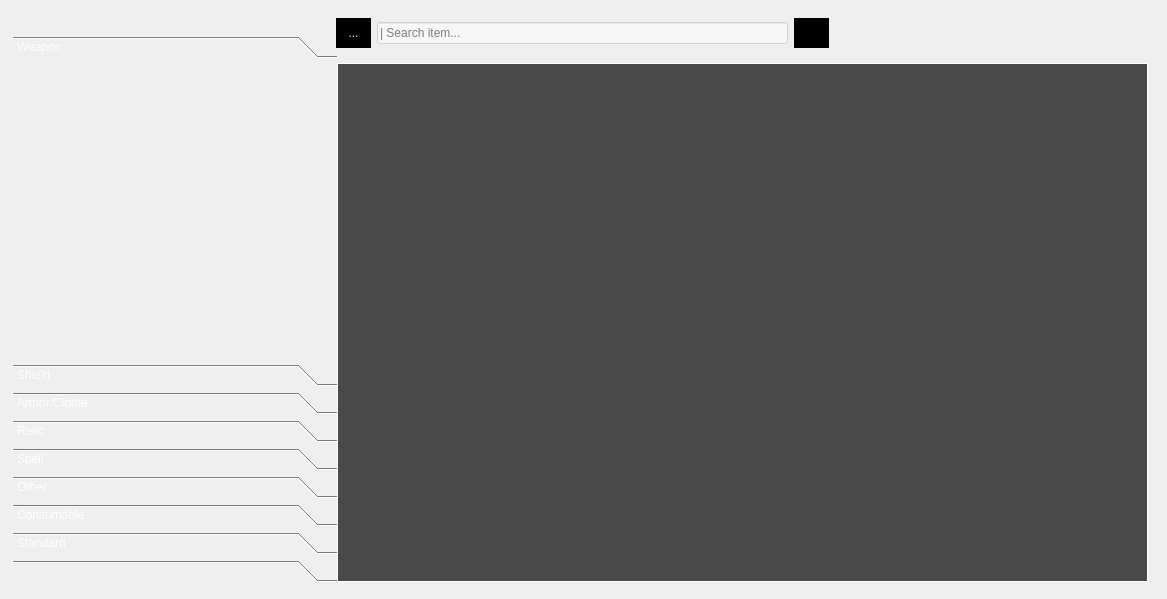
Qt form src/ui/qt/form/castlevania_inventory.ui (lucassaporetti/castlevania_inventory_system) before a commit.
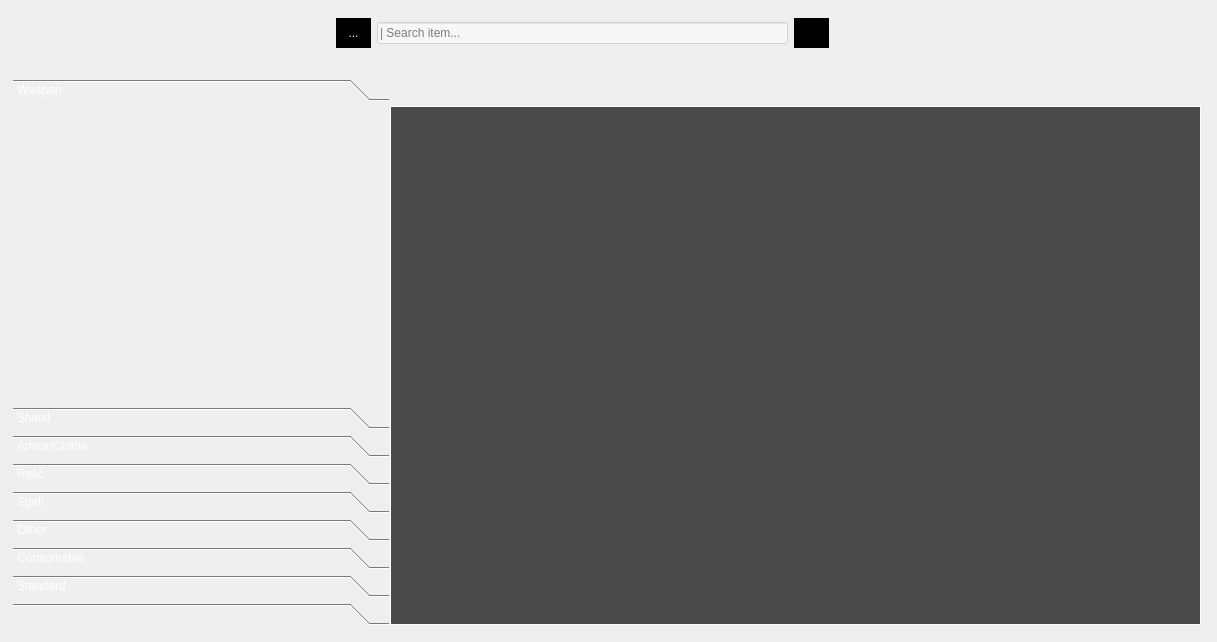
The same form after that commit. The open tabs and pages were chosen to show the change. Icons and pictures are not drawn.

Commit message: images right

```diff
--- a/src/ui/qt/form/castlevania_inventory.ui
+++ b/src/ui/qt/form/castlevania_inventory.ui
@@ -6,8 +6,8 @@
    <rect>
     <x>0</x>
     <y>0</y>
-    <width>1167</width>
-    <height>599</height>
+    <width>1217</width>
+    <height>642</height>
    </rect>
   </property>
   <property name="sizePolicy">
@@ -43,8 +43,8 @@
    </property>
    <property name="geometry">
     <rect>
-     <x>337</x>
-     <y>63</y>
+     <x>390</x>
+     <y>106</y>
      <width>811</width>
      <height>519</height>
     </rect>
@@ -84,10 +84,10 @@
     <widget class="QLabel" name="logoImage">
      <property name="geometry">
       <rect>
-       <x>251</x>
-       <y>157</y>
-       <width>307</width>
-       <height>164</height>
+       <x>207</x>
+       <y>125</y>
+       <width>391</width>
+       <height>211</height>
       </rect>
      </property>
      <property name="sizePolicy">
@@ -5150,10 +5150,10 @@
   <widget class="QLabel" name="characterImage">
    <property name="geometry">
     <rect>
-     <x>26</x>
-     <y>73</y>
-     <width>370</width>
-     <height>517</height>
+     <x>95</x>
+     <y>76</y>
+     <width>371</width>
+     <height>560</height>
     </rect>
    </property>
    <property name="minimumSize">
@@ -5182,8 +5182,8 @@
    <property name="geometry">
     <rect>
      <x>13</x>
-     <y>36</y>
-     <width>324</width>
+     <y>79</y>
+     <width>376</width>
      <height>546</height>
     </rect>
    </property>
@@ -5224,7 +5224,7 @@
      <rect>
       <x>0</x>
       <y>0</y>
-      <width>324</width>
+      <width>376</width>
       <height>240</height>
      </rect>
     </property>
@@ -5710,6 +5710,285 @@
     </attribute>
    </widget>
   </widget>
+  <widget class="QLabel" name="characterShieldImage">
+   <property name="geometry">
+    <rect>
+     <x>87</x>
+     <y>76</y>
+     <width>371</width>
+     <height>560</height>
+    </rect>
+   </property>
+   <property name="minimumSize">
+    <size>
+     <width>270</width>
+     <height>383</height>
+    </size>
+   </property>
+   <property name="maximumSize">
+    <size>
+     <width>50000</width>
+     <height>50000</height>
+    </size>
+   </property>
+   <property name="styleSheet">
+    <string notr="true">border-image: url(:/background/resources/images/backgrounds/alucard_shield_pose.png);</string>
+   </property>
+   <property name="text">
+    <string/>
+   </property>
+   <property name="textInteractionFlags">
+    <set>Qt::NoTextInteraction</set>
+   </property>
+  </widget>
+  <widget class="QLabel" name="characterArmorImage">
+   <property name="geometry">
+    <rect>
+     <x>94</x>
+     <y>76</y>
+     <width>371</width>
+     <height>560</height>
+    </rect>
+   </property>
+   <property name="minimumSize">
+    <size>
+     <width>270</width>
+     <height>383</height>
+    </size>
+   </property>
+   <property name="maximumSize">
+    <size>
+     <width>50000</width>
+     <height>50000</height>
+    </size>
+   </property>
+   <property name="styleSheet">
+    <string notr="true">border-image: url(:/background/resources/images/backgrounds/alucard_weapon_pose.png);</string>
+   </property>
+   <property name="text">
+    <string/>
+   </property>
+   <property name="textInteractionFlags">
+    <set>Qt::NoTextInteraction</set>
+   </property>
+  </widget>
+  <widget class="QLabel" name="characterRelicImage">
+   <property name="geometry">
+    <rect>
+     <x>84</x>
+     <y>76</y>
+     <width>371</width>
+     <height>560</height>
+    </rect>
+   </property>
+   <property name="minimumSize">
+    <size>
+     <width>270</width>
+     <height>383</height>
+    </size>
+   </property>
+   <property name="maximumSize">
+    <size>
+     <width>50000</width>
+     <height>50000</height>
+    </size>
+   </property>
+   <property name="styleSheet">
+    <string notr="true">border-image: url(:/background/resources/images/backgrounds/dracula_pose.png);</string>
+   </property>
+   <property name="text">
+    <string/>
+   </property>
+   <property name="textInteractionFlags">
+    <set>Qt::NoTextInteraction</set>
+   </property>
+  </widget>
+  <widget class="QLabel" name="characterSpellImage">
+   <property name="geometry">
+    <rect>
+     <x>88</x>
+     <y>76</y>
+     <width>371</width>
+     <height>560</height>
+    </rect>
+   </property>
+   <property name="minimumSize">
+    <size>
+     <width>270</width>
+     <height>383</height>
+    </size>
+   </property>
+   <property name="maximumSize">
+    <size>
+     <width>50000</width>
+     <height>50000</height>
+    </size>
+   </property>
+   <property name="styleSheet">
+    <string notr="true">border-image: url(:/background/resources/images/backgrounds/shaft.png);</string>
+   </property>
+   <property name="text">
+    <string/>
+   </property>
+   <property name="textInteractionFlags">
+    <set>Qt::NoTextInteraction</set>
+   </property>
+  </widget>
+  <widget class="QLabel" name="characterOtherImage">
+   <property name="geometry">
+    <rect>
+     <x>94</x>
+     <y>76</y>
+     <width>371</width>
+     <height>560</height>
+    </rect>
+   </property>
+   <property name="minimumSize">
+    <size>
+     <width>270</width>
+     <height>383</height>
+    </size>
+   </property>
+   <property name="maximumSize">
+    <size>
+     <width>50000</width>
+     <height>50000</height>
+    </size>
+   </property>
+   <property name="styleSheet">
+    <string notr="true">border-image: url(:/background/resources/images/backgrounds/richter_sit_pose.png);</string>
+   </property>
+   <property name="text">
+    <string/>
+   </property>
+   <property name="textInteractionFlags">
+    <set>Qt::NoTextInteraction</set>
+   </property>
+  </widget>
+  <widget class="QLabel" name="characterConsumableImage">
+   <property name="geometry">
+    <rect>
+     <x>82</x>
+     <y>76</y>
+     <width>371</width>
+     <height>560</height>
+    </rect>
+   </property>
+   <property name="minimumSize">
+    <size>
+     <width>270</width>
+     <height>383</height>
+    </size>
+   </property>
+   <property name="maximumSize">
+    <size>
+     <width>50000</width>
+     <height>50000</height>
+    </size>
+   </property>
+   <property name="styleSheet">
+    <string notr="true">border-image: url(:/background/resources/images/backgrounds/dracula_pose2.png);</string>
+   </property>
+   <property name="text">
+    <string/>
+   </property>
+   <property name="textInteractionFlags">
+    <set>Qt::NoTextInteraction</set>
+   </property>
+  </widget>
+  <widget class="QLabel" name="characterStandardImage">
+   <property name="geometry">
+    <rect>
+     <x>94</x>
+     <y>76</y>
+     <width>371</width>
+     <height>560</height>
+    </rect>
+   </property>
+   <property name="minimumSize">
+    <size>
+     <width>270</width>
+     <height>383</height>
+    </size>
+   </property>
+   <property name="maximumSize">
+    <size>
+     <width>50000</width>
+     <height>50000</height>
+    </size>
+   </property>
+   <property name="styleSheet">
+    <string notr="true">border-image: url(:/background/resources/images/backgrounds/alucard_relic_pose.png);</string>
+   </property>
+   <property name="text">
+    <string/>
+   </property>
+   <property name="textInteractionFlags">
+    <set>Qt::NoTextInteraction</set>
+   </property>
+  </widget>
+  <widget class="QLabel" name="characterAddImage">
+   <property name="geometry">
+    <rect>
+     <x>94</x>
+     <y>76</y>
+     <width>371</width>
+     <height>560</height>
+    </rect>
+   </property>
+   <property name="minimumSize">
+    <size>
+     <width>270</width>
+     <height>383</height>
+    </size>
+   </property>
+   <property name="maximumSize">
+    <size>
+     <width>50000</width>
+     <height>50000</height>
+    </size>
+   </property>
+   <property name="styleSheet">
+    <string notr="true">border-image: url(:/background/resources/images/backgrounds/Master_Librarian.png);</string>
+   </property>
+   <property name="text">
+    <string/>
+   </property>
+   <property name="textInteractionFlags">
+    <set>Qt::NoTextInteraction</set>
+   </property>
+  </widget>
+  <widget class="QLabel" name="characterDeleteImage">
+   <property name="geometry">
+    <rect>
+     <x>102</x>
+     <y>76</y>
+     <width>371</width>
+     <height>560</height>
+    </rect>
+   </property>
+   <property name="minimumSize">
+    <size>
+     <width>270</width>
+     <height>383</height>
+    </size>
+   </property>
+   <property name="maximumSize">
+    <size>
+     <width>50000</width>
+     <height>50000</height>
+    </size>
+   </property>
+   <property name="styleSheet">
+    <string notr="true">border-image: url(:/background/resources/images/backgrounds/delete_background.png);</string>
+   </property>
+   <property name="text">
+    <string/>
+   </property>
+   <property name="textInteractionFlags">
+    <set>Qt::NoTextInteraction</set>
+   </property>
+  </widget>
   <zorder>stackedMain</zorder>
   <zorder>characterImage</zorder>
   <zorder>categoryBox</zorder>
```
Left out of the diff: 40 changed lines with no effect on the pictures. The commit also changes 8 other files.
